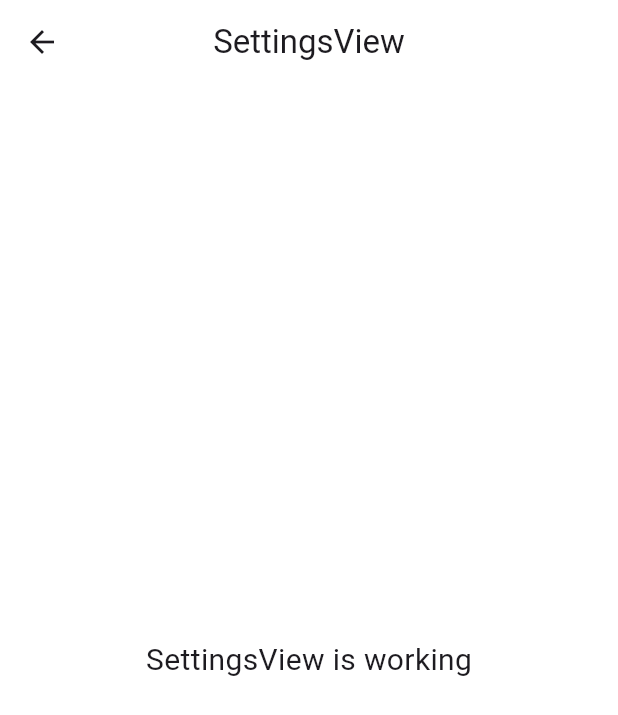
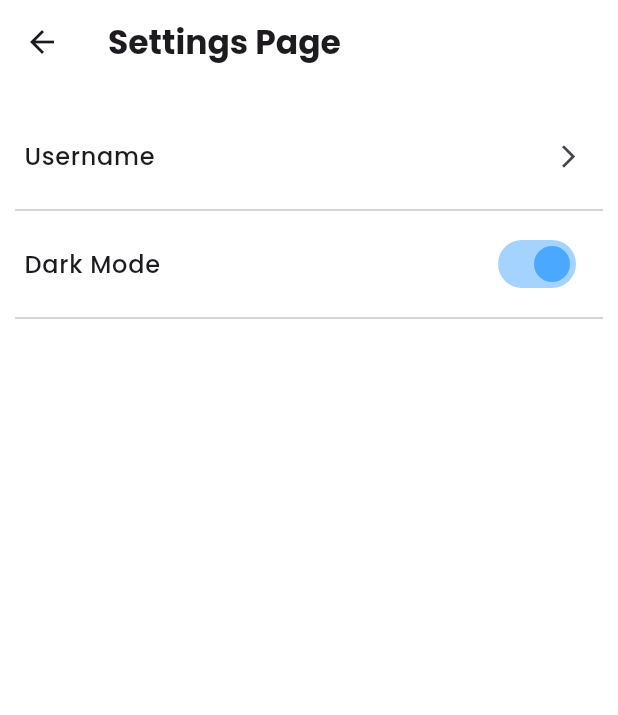
Before and after one commit to Shankara21/holy_quran, a Flutter app: the SettingsView screen opened by its route, on a phone screen of 412 x 824 dp. Shown: the top 715 px of the screen. Run offline on Flutter 3.47's test engine with Material 3 defaults, Android fonts, the phone set to English and light mode, and no system bars; our stand-ins replace get, get_storage, google_fonts; accounts and stored records are empty; network calls fail.

Commit message:
Feat : Refactor code and update settings view

```diff
--- a/lib/app/modules/home/controllers/home_controller.dart
+++ b/lib/app/modules/home/controllers/home_controller.dart
@@ -1,9 +1,7 @@
 import 'package:get/get.dart';
-import 'package:get_storage/get_storage.dart';
 
 class HomeController extends GetxController {
   var selectedIndex = 0.obs;
-
 
   List<Map<String, dynamic>> itemNavbar = [
     {
--- a/lib/app/modules/quran/controllers/quran_controller.dart
+++ b/lib/app/modules/quran/controllers/quran_controller.dart
@@ -3,26 +3,16 @@ import 'dart:convert';
 import 'package:get/get.dart';
 import 'package:get_storage/get_storage.dart';
 import 'package:holy_quran/app/config/api_url.dart';
-import 'package:holy_quran/app/config/themes.dart';
 import 'package:holy_quran/app/data/models/surah.dart';
 import 'package:http/http.dart' as http;
 
 class QuranController extends GetxController {
-  RxBool isDark = false.obs;
-
-  void changeTheme() {
-    Get.isDarkMode ? Get.changeTheme(lightTheme) : Get.changeTheme(darkTheme);
-    isDark.toggle();
-    final box = GetStorage();
-    if (Get.isDarkMode) {
-      box.remove('darkTheme');
-    } else {
-      box.write('darkTheme', true);
-    }
-  }
-
+  RxString username = ''.obs;
+  final box = GetStorage();
   Future<List<Surah>> getAllSurah() async {
-    Uri url = Uri.parse(Api.quranUrl + '/surat');
+    username.value = box.read('username');
+    update(['username']);
+    Uri url = Uri.parse("${Api.quranUrl}/surat");
     var res = await http.get(url);
 
     List data = (json.decode(res.body) as Map<String, dynamic>)['data'];
@@ -52,4 +42,9 @@ class QuranController extends GetxController {
     getHijriDate();
     super.onInit();
   }
+
+  @override
+  void onClose() {
+    super.onClose();
+  }
 }
--- a/lib/app/modules/settings/controllers/settings_controller.dart
+++ b/lib/app/modules/settings/controllers/settings_controller.dart
@@ -1,23 +1,45 @@
+import 'package:flutter/material.dart';
 import 'package:get/get.dart';
+import 'package:get_storage/get_storage.dart';
+import 'package:holy_quran/app/config/themes.dart';
 
 class SettingsController extends GetxController {
-  //TODO: Implement SettingsController
+  RxBool isDark = true.obs;
+  RxString username = ''.obs;
+  final box = GetStorage();
+  late TextEditingController usernameController;
 
-  final count = 0.obs;
+  void changeTheme() {
+    Get.isDarkMode ? Get.changeTheme(lightTheme) : Get.changeTheme(darkTheme);
+    isDark.toggle();
+    if (Get.isDarkMode) {
+      box.remove('darkTheme');
+    } else {
+      box.write('darkTheme', true);
+    }
+  }
+
+  void saveUsername() {
+    box.write('username', usernameController.text);
+    Get.back();
+    Get.snackbar(
+      'Success',
+      'Username saved successfully',
+      snackPosition: SnackPosition.TOP,
+      backgroundColor: Colors.green,
+      colorText: Colors.white,
+    );
+  }
+
   @override
   void onInit() {
     super.onInit();
-  }
-
-  @override
-  void onReady() {
-    super.onReady();
+    usernameController = TextEditingController(text: box.read('username'));
   }
 
   @override
   void onClose() {
+    usernameController.dispose();
     super.onClose();
   }
-
-  void increment() => count.value++;
 }
--- a/lib/app/modules/settings/views/settings_view.dart
+++ b/lib/app/modules/settings/views/settings_view.dart
@@ -1,24 +1,91 @@
 import 'package:flutter/material.dart';
-
 import 'package:get/get.dart';
+import 'package:holy_quran/app/config/themes.dart';
 
 import '../controllers/settings_controller.dart';
 
 class SettingsView extends GetView<SettingsController> {
   const SettingsView({Key? key}) : super(key: key);
+
   @override
   Widget build(BuildContext context) {
+    Get.put(SettingsController());
     return Scaffold(
       appBar: AppBar(
-        title: const Text('SettingsView'),
+        title: Row(
+          children: [
+            Text(
+              'Settings Page',
+              style: titleStyle.copyWith(
+                fontSize: 22,
+              ),
+            ),
+          ],
+        ),
         centerTitle: true,
       ),
-      body: const Center(
-        child: Text(
-          'SettingsView is working',
-          style: TextStyle(fontSize: 20),
-        ),
+      body: ListView(
+        children: [
+          const SizedBox(
+            height: 20,
+          ),
+          ListTile(
+            onTap: () {
+              _showUsernameDialog(context);
+            },
+            title: Text('Username', style: primaryTextStyle),
+            trailing: const Icon(
+              Icons.arrow_forward_ios,
+              size: 18,
+            ),
+          ),
+          const Padding(
+            padding: EdgeInsets.symmetric(horizontal: 10),
+            child: Divider(),
+          ),
+          Obx(
+            () => SwitchListTile(
+              activeColor: appBlue,
+              activeTrackColor: appBlue.withOpacity(0.5),
+              inactiveThumbColor: appGray,
+              inactiveTrackColor: appGray.withOpacity(0.2),
+              title: Text(
+                'Dark Mode',
+                style: primaryTextStyle,
+              ),
+              value: controller.isDark.value,
+              onChanged: (value) {
+                controller.changeTheme();
+              },
+            ),
+          ),
+          const Padding(
+            padding: EdgeInsets.symmetric(horizontal: 10),
+            child: Divider(),
+          ),
+        ],
       ),
     );
   }
+
+  void _showUsernameDialog(BuildContext context) {
+    Get.defaultDialog(
+      backgroundColor:
+          controller.isDark.isTrue ? Colors.grey[900] : Colors.white,
+      buttonColor: appBlue,
+      title: 'Username',
+      middleText: 'Enter your username',
+      content: TextField(
+        controller: controller.usernameController,
+        decoration: const InputDecoration(
+          hintText: 'Username',
+        ),
+      ),
+      textCancel: 'Cancel',
+      textConfirm: 'Confirm',
+      onConfirm: () {
+        controller.saveUsername();
+      },
+    );
+  }
 }
```
Also changed, not shown: lib/app/modules/quran/views/quran_view.dart (+25 -22 lines), 1 other file.
